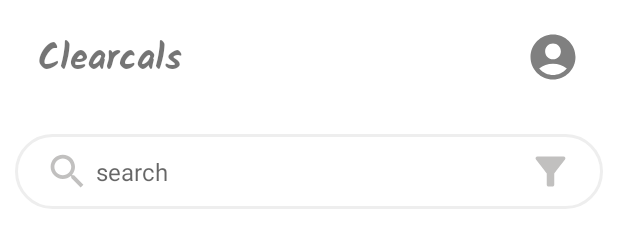
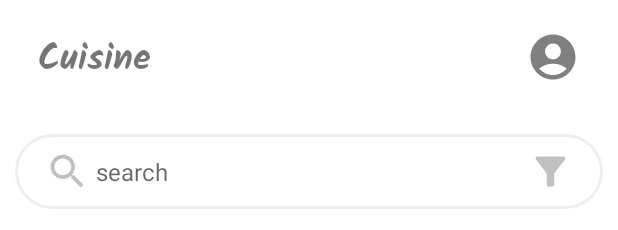
Before and after one commit to Hiteshsukhwani29/Clearcals-Assignment, an Android app: the layout fragment_home.xml on its own in the app's theme, with its tools: preview values and no code run, on a phone screen of 412 x 824 dp. Shown: the top 230 px of the screen. Run offline under Robolectric (Android 15) with nearby library versions, the phone set to English and light mode, and no system bars; Roboto replaces fonts that are not available here.

Commit message:
Update strings.xml

```diff
--- a/app/src/main/res/values/strings.xml
+++ b/app/src/main/res/values/strings.xml
@@ -1,8 +1,8 @@
 <resources>
-    <string name="app_name">Clearcals Assignment</string>
+    <string name="app_name">Cuisine</string>
     <string name="account">account</string>
     <string name="search">search</string>
     <string name="filter">filter</string>
-    <string name="clearcals">Clearcals</string>
+    <string name="clearcals">Cuisine</string>
     <string name="thumbnail">thumbnail</string>
 </resources>
```
